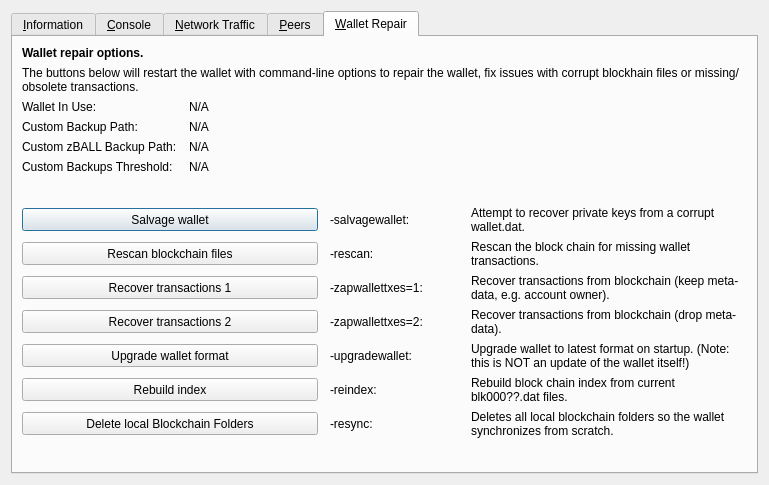
BALLcoin/BALLcoin, file src/qt/forms/rpcconsole.ui: the form before one commit.
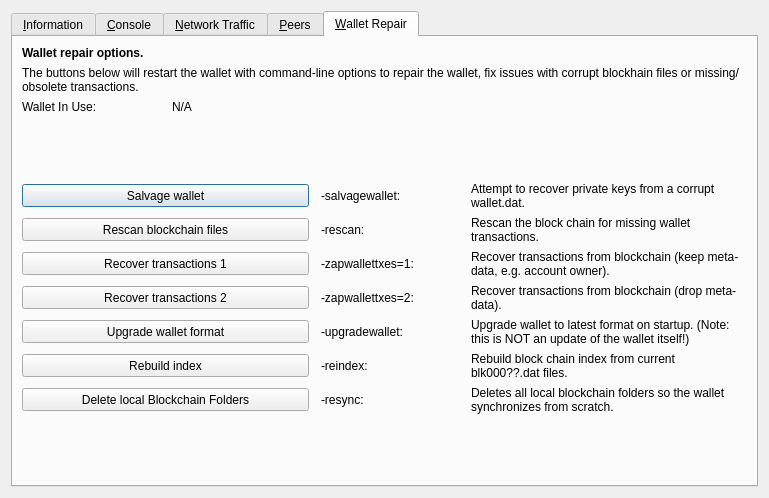
The form after the commit. The open tabs and pages were chosen to show the change. Icons and pictures are not drawn. Custom widgets are drawn as their Qt base class.

The edit to the form file:
```diff
--- a/src/qt/forms/rpcconsole.ui
+++ b/src/qt/forms/rpcconsole.ui
@@ -7,7 +7,7 @@
     <x>0</x>
     <y>0</y>
     <width>769</width>
-    <height>485</height>
+    <height>498</height>
    </rect>
   </property>
   <property name="windowTitle">
@@ -1297,93 +1297,6 @@
         </widget>
        </item>
        <item row="3" column="0">
-        <widget class="QLabel" name="wallet_custombackuppath_label">
-         <property name="text">
-          <string>Custom Backup Path:</string>
-         </property>
-         <property name="visible">
-          <bool>false</bool>
-         </property>
-        </widget>
-       </item>
-       <item row="3" column="1" colspan="3">
-        <widget class="QLabel" name="wallet_custombackuppath">
-         <property name="cursor">
-          <cursorShape>IBeamCursor</cursorShape>
-         </property>
-         <property name="text">
-          <string>N/A</string>
-         </property>
-         <property name="textFormat">
-          <enum>Qt::PlainText</enum>
-         </property>
-         <property name="textInteractionFlags">
-          <set>Qt::LinksAccessibleByMouse|Qt::TextSelectableByKeyboard|Qt::TextSelectableByMouse</set>
-         </property>
-         <property name="visible">
-          <bool>false</bool>
-         </property>
-        </widget>
-       </item>
-       <item row="4" column="0">
-        <widget class="QLabel" name="wallet_customzpivbackuppath_label">
-         <property name="text">
-          <string>Custom zBALL Backup Path:</string>
-         </property>
-         <property name="visible">
-          <bool>false</bool>
-         </property>
-        </widget>
-       </item>
-       <item row="4" column="1" colspan="3">
-        <widget class="QLabel" name="wallet_customzpivbackuppath">
-         <property name="cursor">
-          <cursorShape>IBeamCursor</cursorShape>
-         </property>
-         <property name="text">
-          <string>N/A</string>
-         </property>
-         <property name="textFormat">
-          <enum>Qt::PlainText</enum>
-         </property>
-         <property name="textInteractionFlags">
-          <set>Qt::LinksAccessibleByMouse|Qt::TextSelectableByKeyboard|Qt::TextSelectableByMouse</set>
-         </property>
-         <property name="visible">
-          <bool>false</bool>
-         </property>
-        </widget>
-       </item>
-       <item row="5" column="0">
-        <widget class="QLabel" name="wallet_custombackupthreshold_label">
-         <property name="text">
-          <string>Custom Backups Threshold:</string>
-         </property>
-         <property name="visible">
-          <bool>false</bool>
-         </property>
-        </widget>
-       </item>
-       <item row="5" column="1" colspan="3">
-        <widget class="QLabel" name="wallet_custombackupthreshold">
-         <property name="cursor">
-          <cursorShape>IBeamCursor</cursorShape>
-         </property>
-         <property name="text">
-          <string>N/A</string>
-         </property>
-         <property name="textFormat">
-          <enum>Qt::PlainText</enum>
-         </property>
-         <property name="textInteractionFlags">
-          <set>Qt::LinksAccessibleByMouse|Qt::TextSelectableByKeyboard|Qt::TextSelectableByMouse</set>
-         </property>
-         <property name="visible">
-          <bool>false</bool>
-         </property>
-        </widget>
-       </item>
-       <item row="6" column="0">
         <spacer name="verticalSpacer_repair1">
          <property name="orientation">
           <enum>Qt::Vertical</enum>
@@ -1396,7 +1309,7 @@
          </property>
         </spacer>
        </item>
-       <item row="7" column="0" colspan="2">
+       <item row="4" column="0" colspan="2">
         <widget class="QPushButton" name="btn_salvagewallet">
          <property name="minimumSize">
           <size>
@@ -1409,14 +1322,14 @@
          </property>
         </widget>
        </item>
-       <item row="7" column="2">
+       <item row="4" column="2">
         <widget class="QLabel" name="label_repair_salvage_command">
          <property name="text">
           <string notr="true">-salvagewallet:</string>
          </property>
         </widget>
        </item>
-       <item row="7" column="3">
+       <item row="4" column="3">
         <widget class="QLabel" name="label_repair_salvage">
          <property name="text">
           <string>Attempt to recover private keys from a corrupt wallet.dat.</string>
@@ -1426,7 +1339,7 @@
          </property>
         </widget>
        </item>
-       <item row="8" column="0" colspan="2">
+       <item row="5" column="0" colspan="2">
         <widget class="QPushButton" name="btn_rescan">
          <property name="minimumSize">
           <size>
@@ -1439,14 +1352,14 @@
          </property>
         </widget>
        </item>
-       <item row="8" column="2">
+       <item row="5" column="2">
         <widget class="QLabel" name="label_repair_rescan_command">
          <property name="text">
           <string notr="true">-rescan:</string>
          </property>
         </widget>
        </item>
-       <item row="8" column="3">
+       <item row="5" column="3">
         <widget class="QLabel" name="label_repair_rescan">
          <property name="text">
           <string>Rescan the block chain for missing wallet transactions.</string>
@@ -1456,7 +1369,7 @@
          </property>
         </widget>
        </item>
-       <item row="9" column="0" colspan="2">
+       <item row="6" column="0" colspan="2">
         <widget class="QPushButton" name="btn_zapwallettxes1">
          <property name="minimumSize">
           <size>
@@ -1469,14 +1382,14 @@
          </property>
         </widget>
        </item>
-       <item row="9" column="2">
+       <item row="6" column="2">
         <widget class="QLabel" name="label_repair_zap1_command">
          <property name="text">
           <string notr="true">-zapwallettxes=1:</string>
          </property>
         </widget>
        </item>
-       <item row="9" column="3">
+       <item row="6" column="3">
         <widget class="QLabel" name="label_repair_zap1">
          <property name="text">
           <string>Recover transactions from blockchain (keep meta-data, e.g. account owner).</string>
@@ -1486,7 +1399,7 @@
          </property>
         </widget>
        </item>
-       <item row="10" column="0" colspan="2">
+       <item row="7" column="0" colspan="2">
         <widget class="QPushButton" name="btn_zapwallettxes2">
          <property name="minimumSize">
           <size>
@@ -1499,14 +1412,14 @@
          </property>
         </widget>
        </item>
-       <item row="10" column="2">
+       <item row="7" column="2">
         <widget class="QLabel" name="label_repair_zap2_command">
          <property name="text">
           <string notr="true">-zapwallettxes=2:</string>
          </property>
         </widget>
        </item>
-       <item row="10" column="3">
+       <item row="7" column="3">
         <widget class="QLabel" name="label_repair_zap2">
          <property name="text">
           <string>Recover transactions from blockchain (drop meta-data).</string>
@@ -1516,7 +1429,7 @@
          </property>
         </widget>
        </item>
-       <item row="11" column="0" colspan="2">
+       <item row="8" column="0" colspan="2">
         <widget class="QPushButton" name="btn_upgradewallet">
          <property name="minimumSize">
           <size>
@@ -1529,14 +1442,14 @@
          </property>
         </widget>
        </item>
-       <item row="11" column="2">
+       <item row="8" column="2">
         <widget class="QLabel" name="label_repair_upgrade_command">
          <property name="text">
           <string notr="true">-upgradewallet:</string>
          </property>
         </widget>
        </item>
-       <item row="11" column="3">
+       <item row="8" column="3">
         <widget class="QLabel" name="label_repair_upgrade">
          <property name="text">
           <string>Upgrade wallet to latest format on startup. (Note: this is NOT an update of the wallet itself!)</string>
@@ -1546,7 +1459,7 @@
          </property>
         </widget>
        </item>
-       <item row="12" column="0" colspan="2">
+       <item row="9" column="0" colspan="2">
         <widget class="QPushButton" name="btn_reindex">
          <property name="minimumSize">
           <size>
@@ -1559,14 +1472,14 @@
          </property>
         </widget>
        </item>
-       <item row="12" column="2">
+       <item row="9" column="2">
         <widget class="QLabel" name="label_repair_reindex_command">
          <property name="text">
           <string notr="true">-reindex:</string>
          </property>
         </widget>
        </item>
-       <item row="12" column="3">
+       <item row="9" column="3">
         <widget class="QLabel" name="label_repair_reindex">
          <property name="text">
           <string>Rebuild block chain index from current blk000??.dat files.</string>
@@ -1576,7 +1489,7 @@
          </property>
         </widget>
        </item>
-       <item row="13" column="0" colspan="2">
+       <item row="10" column="0" colspan="2">
         <widget class="QPushButton" name="btn_resync">
          <property name="minimumSize">
           <size>
@@ -1589,14 +1502,14 @@
          </property>
         </widget>
        </item>
-       <item row="13" column="2">
+       <item row="10" column="2">
         <widget class="QLabel" name="label_repair_resync_command">
          <property name="text">
           <string>-resync:</string>
          </property>
         </widget>
        </item>
-       <item row="13" column="3">
+       <item row="10" column="3">
         <widget class="QLabel" name="label_repair_resync">
          <property name="text">
           <string>Deletes all local blockchain folders so the wallet synchronizes from scratch.</string>
@@ -1606,7 +1519,7 @@
          </property>
         </widget>
        </item>
-       <item row="14" column="0">
+       <item row="11" column="0">
         <spacer name="verticalSpacer_repair2">
          <property name="orientation">
           <enum>Qt::Vertical</enum>
```
Left out of the diff: 76 changed lines with no effect on the pictures.
